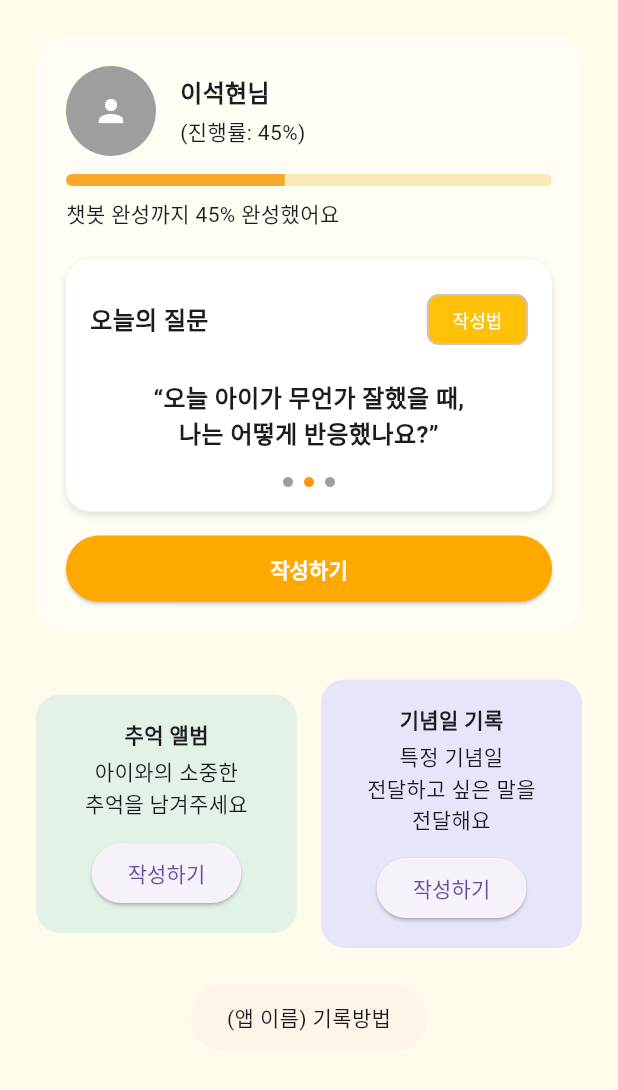
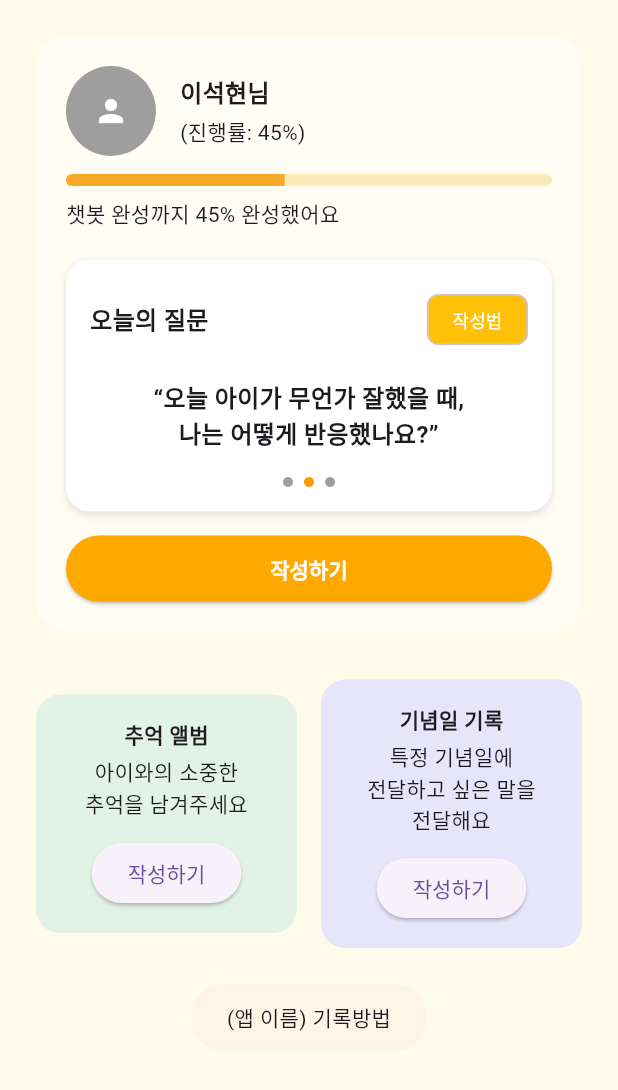
Before and after one commit to kimgundo-Dot/-, a Flutter app: the MainScreen screen opened directly, on a phone screen of 412 x 824 dp, the part 78-1168 px from its top. Run offline on Flutter 3.47's test engine with Material 3 defaults, Android fonts, the phone set to English and light mode, and no system bars.

Commit message:
마지막

```diff
--- a/lib/main_screen.dart
+++ b/lib/main_screen.dart
@@ -187,7 +187,7 @@ class MainScreen extends StatelessWidget {
                         children: [
                           const Text('기념일 기록', style: TextStyle(fontWeight: FontWeight.bold)),
                           const SizedBox(height: 4),
-                          const Text('특정 기념일\n전달하고 싶은 말을\n전달해요', textAlign: TextAlign.center),
+                          const Text('특정 기념일에\n전달하고 싶은 말을\n전달해요', textAlign: TextAlign.center),
                           const SizedBox(height: 12),
                           ElevatedButton(
                             onPressed: () {},
```
